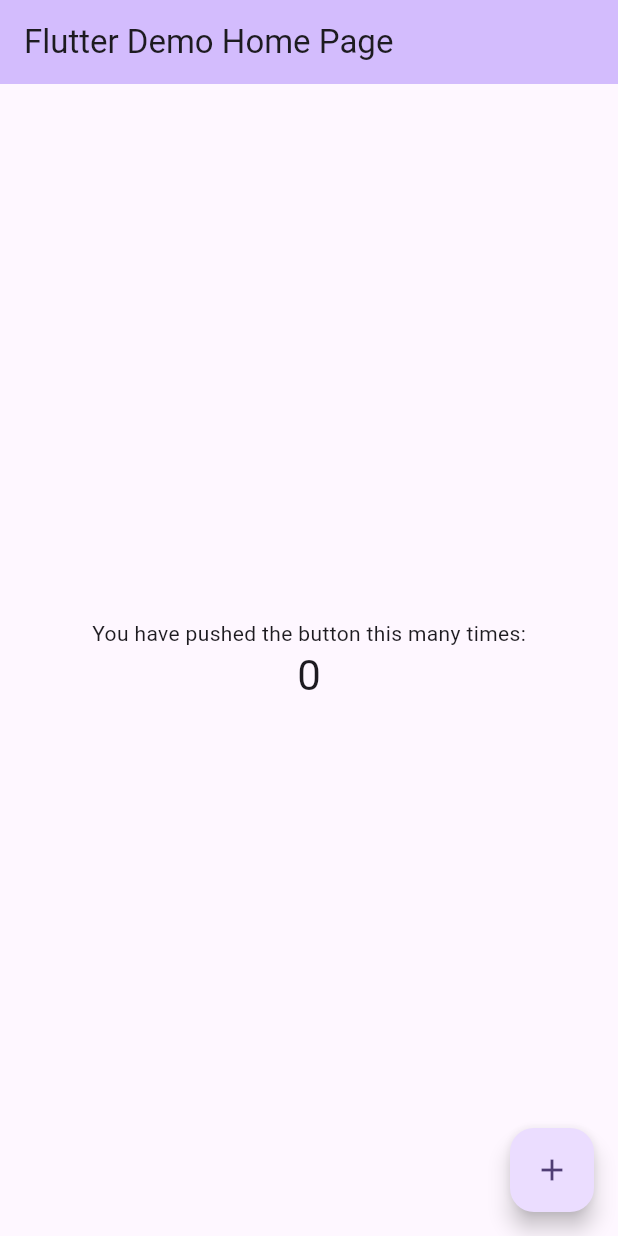
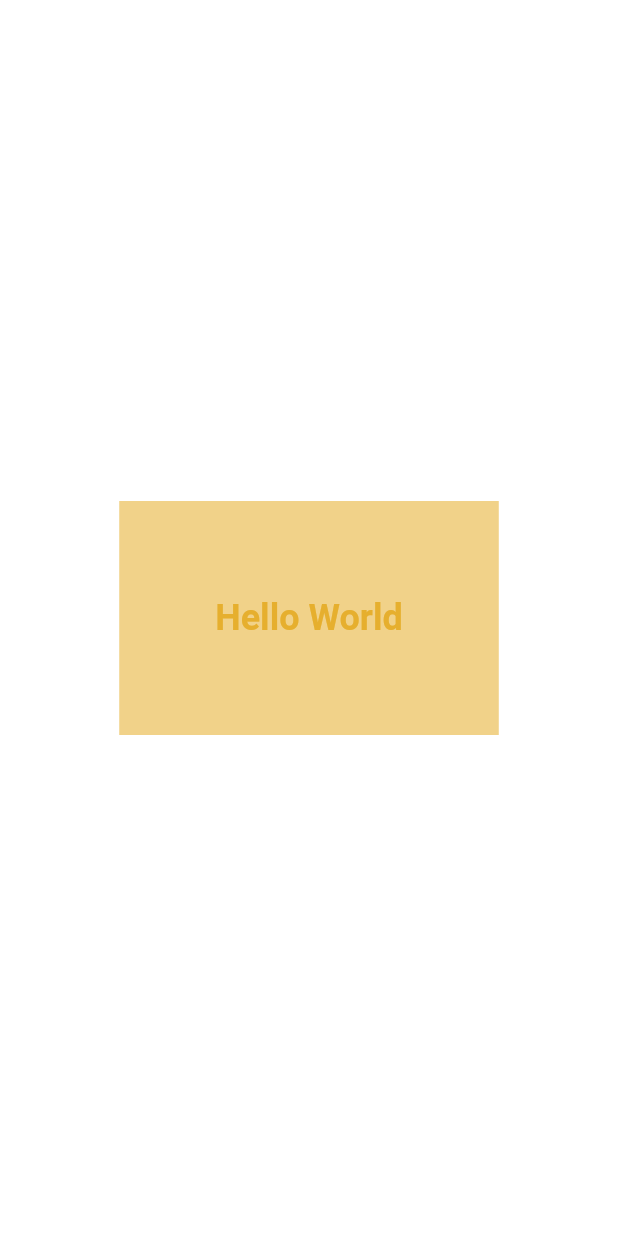
Before and after one commit to zTomz/miro, a Flutter app: the screen it shows after launch, on a phone screen of 412 x 824 dp. Run offline on Flutter 3.47's test engine with Material 3 defaults, Android fonts, the phone set to English and light mode, and no system bars.

Commit message:
Created a simple theme

```diff
--- a/example/lib/main.dart
+++ b/example/lib/main.dart
@@ -1,7 +1,10 @@
-import 'package:flutter/material.dart';
+import 'package:flutter/widgets.dart';
+import 'package:miro/miro.dart';
 
 void main() {
-  runApp(const MyApp());
+  runApp(
+    const MyApp(),
+  );
 }
 
 class MyApp extends StatelessWidget {
@@ -10,116 +13,34 @@ class MyApp extends StatelessWidget {
   // This widget is the root of your application.
   @override
   Widget build(BuildContext context) {
-    return MaterialApp(
-      title: 'Flutter Demo',
-      theme: ThemeData(
-        // This is the theme of your application.
-        //
-        // TRY THIS: Try running your application with "flutter run". You'll see
-        // the application has a purple toolbar. Then, without quitting the app,
-        // try changing the seedColor in the colorScheme below to Colors.green
-        // and then invoke "hot reload" (save your changes or press the "hot
-        // reload" button in a Flutter-supported IDE, or press "r" if you used
-        // the command line to start the app).
-        //
-        // Notice that the counter didn't reset back to zero; the application
-        // state is not lost during the reload. To reset the state, use hot
-        // restart instead.
-        //
-        // This works for code too, not just values: Most code changes can be
-        // tested with just a hot reload.
-        colorScheme: ColorScheme.fromSeed(seedColor: Colors.deepPurple),
-        useMaterial3: true,
-      ),
-      home: const MyHomePage(title: 'Flutter Demo Home Page'),
+    return MiroApp(
+      theme: MiroThemeData.fromSeed(const Color(0xFFE6AF2E)),
+      home: const MyHomeWidget(),
     );
   }
 }
 
-class MyHomePage extends StatefulWidget {
-  const MyHomePage({super.key, required this.title});
-
-  // This widget is the home page of your application. It is stateful, meaning
-  // that it has a State object (defined below) that contains fields that affect
-  // how it looks.
-
-  // This class is the configuration for the state. It holds the values (in this
-  // case the title) provided by the parent (in this case the App widget) and
-  // used by the build method of the State. Fields in a Widget subclass are
-  // always marked "final".
-
-  final String title;
-
-  @override
-  State<MyHomePage> createState() => _MyHomePageState();
-}
-
-class _MyHomePageState extends State<MyHomePage> {
-  int _counter = 0;
-
-  void _incrementCounter() {
-    setState(() {
-      // This call to setState tells the Flutter framework that something has
-      // changed in this State, which causes it to rerun the build method below
-      // so that the display can reflect the updated values. If we changed
-      // _counter without calling setState(), then the build method would not be
-      // called again, and so nothing would appear to happen.
-      _counter++;
-    });
-  }
+class MyHomeWidget extends StatelessWidget {
+  const MyHomeWidget({super.key});
 
   @override
   Widget build(BuildContext context) {
-    // This method is rerun every time setState is called, for instance as done
-    // by the _incrementCounter method above.
-    //
-    // The Flutter framework has been optimized to make rerunning build methods
-    // fast, so that you can just rebuild anything that needs updating rather
-    // than having to individually change instances of widgets.
-    return Scaffold(
-      appBar: AppBar(
-        // TRY THIS: Try changing the color here to a specific color (to
-        // Colors.amber, perhaps?) and trigger a hot reload to see the AppBar
-        // change color while the other colors stay the same.
-        backgroundColor: Theme.of(context).colorScheme.inversePrimary,
-        // Here we take the value from the MyHomePage object that was created by
-        // the App.build method, and use it to set our appbar title.
-        title: Text(widget.title),
-      ),
-      body: Center(
-        // Center is a layout widget. It takes a single child and positions it
-        // in the middle of the parent.
-        child: Column(
-          // Column is also a layout widget. It takes a list of children and
-          // arranges them vertically. By default, it sizes itself to fit its
-          // children horizontally, and tries to be as tall as its parent.
-          //
-          // Column has various properties to control how it sizes itself and
-          // how it positions its children. Here we use mainAxisAlignment to
-          // center the children vertically; the main axis here is the vertical
-          // axis because Columns are vertical (the cross axis would be
-          // horizontal).
-          //
-          // TRY THIS: Invoke "debug painting" (choose the "Toggle Debug Paint"
-          // action in the IDE, or press "p" in the console), to see the
-          // wireframe for each widget.
-          mainAxisAlignment: MainAxisAlignment.center,
-          children: <Widget>[
-            const Text(
-              'You have pushed the button this many times:',
+    return Container(
+      color: const Color(0xFFFFFFFF),
+      child: Center(
+        child: Container(
+          padding: const EdgeInsets.all(64),
+          color: MiroTheme.of(context).surfaceColor,
+          child: Text(
+            "Hello World",
+            style: TextStyle(
+              color: MiroTheme.of(context).primaryColor,
+              fontWeight: FontWeight.bold,
+              fontSize: 24,
             ),
-            Text(
-              '$_counter',
-              style: Theme.of(context).textTheme.headlineMedium,
-            ),
-          ],
+          ),
         ),
       ),
-      floatingActionButton: FloatingActionButton(
-        onPressed: _incrementCounter,
-        tooltip: 'Increment',
-        child: const Icon(Icons.add),
-      ), // This trailing comma makes auto-formatting nicer for build methods.
     );
   }
 }
--- a/lib/miro.dart
+++ b/lib/miro.dart
@@ -1,7 +1,6 @@
 library miro;
 
-/// A Calculator.
-class Calculator {
-  /// Returns [value] plus 1.
-  int addOne(int value) => value + 1;
-}
+export 'src/miro_app.dart';
+// Theme exports
+export 'src/theme/miro_theme_data.dart';
+export 'src/theme/miro_theme.dart';
--- a/lib/src/miro_app.dart
+++ b/lib/src/miro_app.dart
@@ -1,24 +1,24 @@
+import 'package:miro/miro.dart';
 import 'package:flutter/widgets.dart';
-import 'package:miro/src/theme/theme.dart';
 
-class MiroApp extends InheritedWidget {
-  final MiroTheme theme;
-  final MiroTheme darkTheme;
+class MiroApp extends StatelessWidget {
+  final MiroThemeData theme;
   final Widget home;
 
   const MiroApp({
     super.key,
     required this.theme,
-    required this.darkTheme,
     required this.home,
-  }) : super(child: home);
-
-  static MiroApp? of(BuildContext context) {
-    return context.dependOnInheritedWidgetOfExactType<MiroApp>();
-  }
+  });
 
   @override
-  bool updateShouldNotify(MiroApp oldWidget) {
-    return true;
+  Widget build(BuildContext context) {
+    return MiroTheme(
+      data: theme,
+      child: Directionality(
+        textDirection: TextDirection.ltr,
+        child: home,
+      ),
+    );
   }
 }
--- /dev/null
+++ b/lib/src/theme/miro_theme.dart
@@ -0,0 +1,27 @@
+import 'package:flutter/widgets.dart';
+import 'package:miro/miro.dart';
+
+class MiroTheme extends InheritedWidget {
+  final MiroThemeData data;
+
+  const MiroTheme({
+    super.key,
+    required this.data,
+    required super.child,
+  });
+
+  static MiroThemeData of(BuildContext context) {
+    final miroTheme = context.dependOnInheritedWidgetOfExactType<MiroTheme>();
+
+    if (miroTheme == null) {
+      throw Exception('No MiroTheme found in context');
+    }
+
+    return miroTheme.data;
+  }
+
+  @override
+  bool updateShouldNotify(MiroTheme oldWidget) {
+    return true;
+  }
+}
--- /dev/null
+++ b/lib/src/theme/miro_theme_data.dart
@@ -0,0 +1,43 @@
+import 'package:flutter/widgets.dart';
+import 'dart:math' as math;
+
+class MiroThemeData {
+  Color primaryColor;
+  Color surfaceColor;
+  TextDirection textDirection;
+
+  MiroThemeData({
+    required this.primaryColor,
+    required this.surfaceColor,
+    this.textDirection = TextDirection.ltr,
+  });
+
+  MiroThemeData.fallback()
+      : this(
+          primaryColor: const Color(0xFF2274A5),
+          surfaceColor: lightenColor(const Color(0xFF2274A5)),
+          textDirection: TextDirection.ltr,
+        );
+
+  MiroThemeData.fromSeed(Color seedColor,
+      {TextDirection textDirection = TextDirection.ltr})
+      : this(
+          primaryColor: seedColor,
+          surfaceColor: MiroThemeData.lightenColor(seedColor, amount: 0.2),
+          textDirection: textDirection,
+        );
+
+  static Color lightenColor(Color inputColor, {double amount = 0.15}) {
+    // Convert input Color to HSL format
+    final hslColor = HSLColor.fromColor(inputColor);
+
+    // Adjust lightness by a percentage (clamp to valid range)
+    final newLightness =
+        math.max(0.0, math.min(1.0, hslColor.lightness + amount));
+
+    // Convert the adjusted HSL values back to a Color object
+    return HSLColor.fromAHSL(
+            hslColor.alpha, hslColor.hue, hslColor.saturation, newLightness)
+        .toColor();
+  }
+}
--- a/lib/src/theme/theme.dart
+++ /dev/null
@@ -1,3 +0,0 @@
-class MiroTheme {
-
-}
```
Also changed, not shown: example/pubspec.lock, 1 other file.
